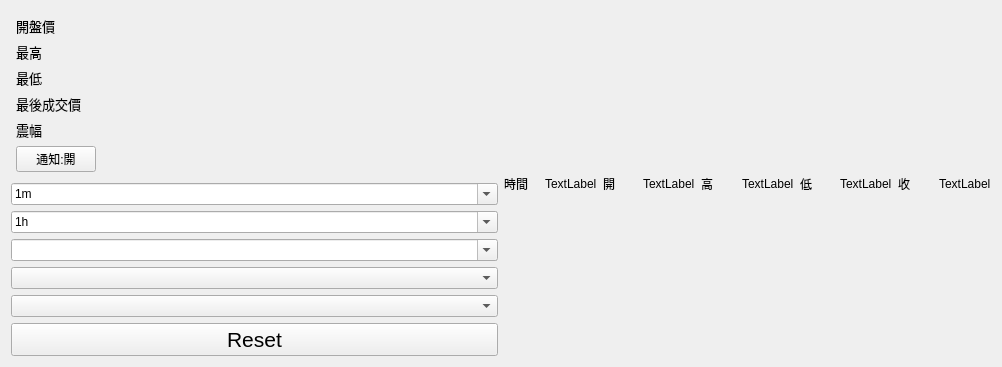
Above: futuresWindowUi.ui from Shawn-lung/firstjob before the change. Below: the same form after it.
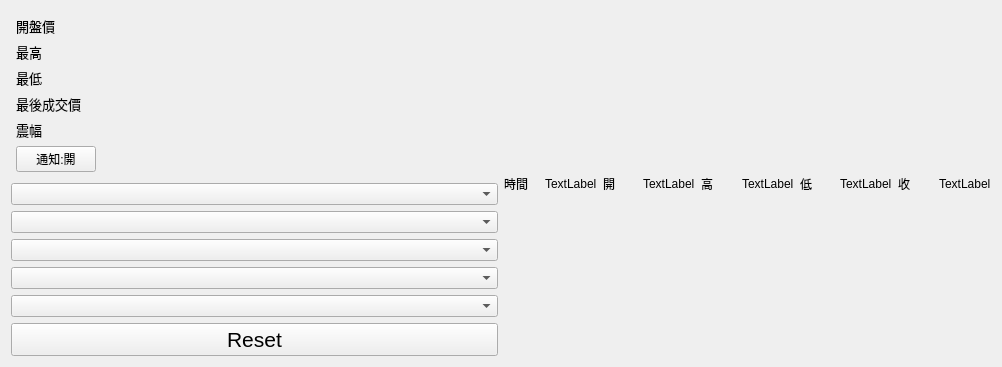
That is the form after the change.

What changed in the file:
```diff
--- a/futuresWindowUi.ui
+++ b/futuresWindowUi.ui
@@ -238,27 +238,27 @@
      <item>
       <widget class="QComboBox" name="intervalComboBox">
        <property name="editable">
-        <bool>true</bool>
+        <bool>false</bool>
        </property>
        <property name="currentText">
-        <string>1m</string>
+        <string/>
        </property>
       </widget>
      </item>
      <item>
       <widget class="QComboBox" name="periodComboBox">
        <property name="editable">
-        <bool>true</bool>
+        <bool>false</bool>
        </property>
        <property name="currentText">
-        <string>1h</string>
+        <string/>
        </property>
       </widget>
      </item>
      <item>
       <widget class="QComboBox" name="indicatorComboBox1">
        <property name="editable">
-        <bool>true</bool>
+        <bool>false</bool>
        </property>
        <property name="currentText">
         <string/>
```
